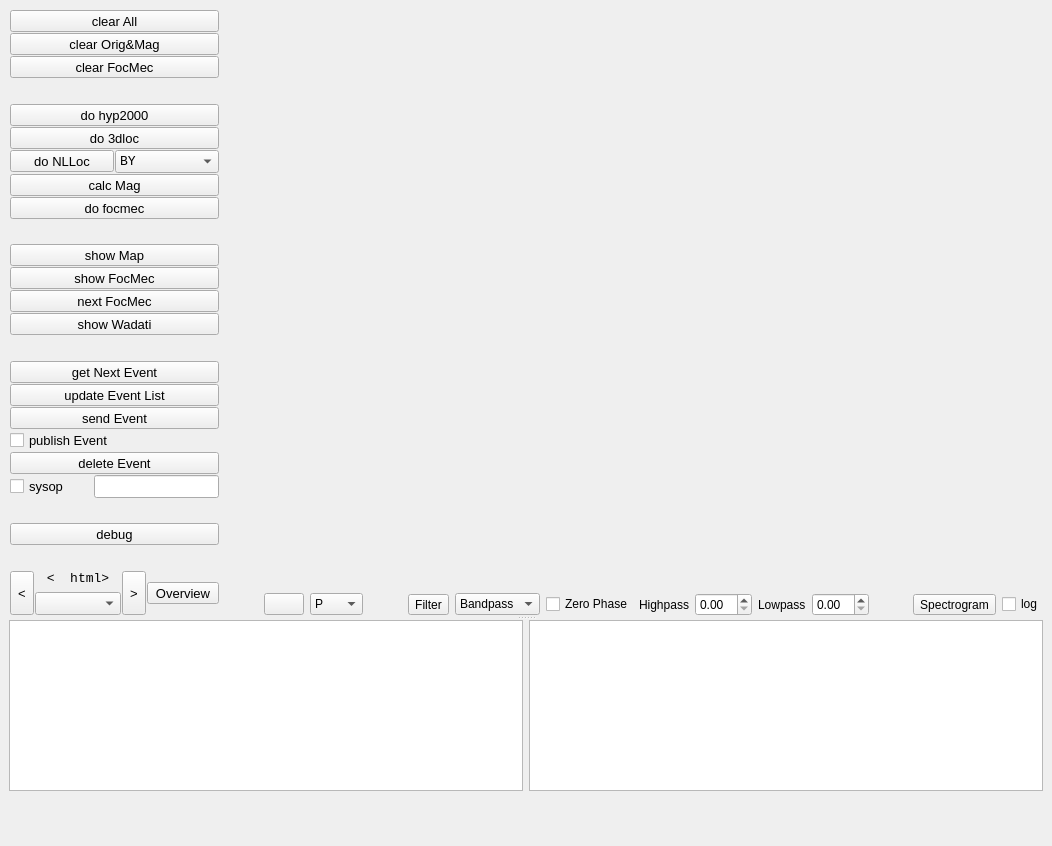
megies/obspyck, file apps/obspyck/obspyck_pyqt/qt_designer.ui: the form before one commit.
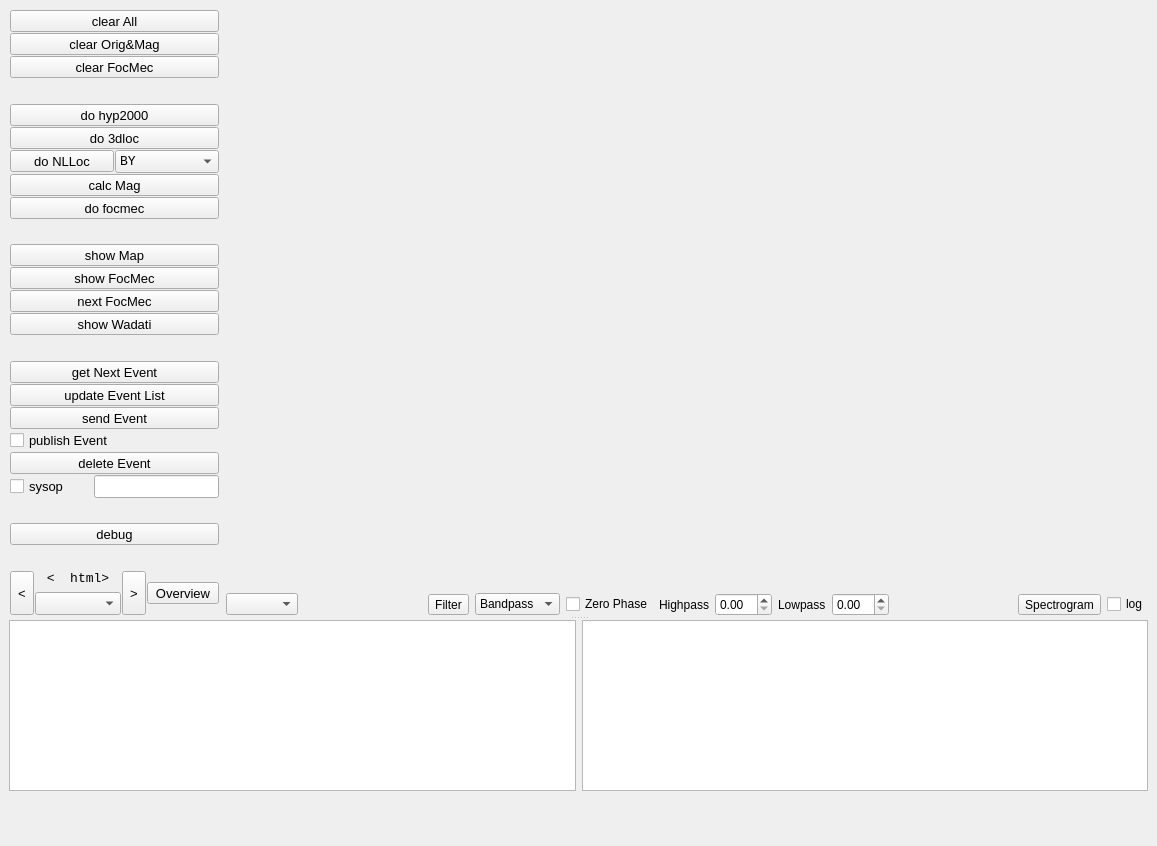
The form after the commit. Custom widgets are drawn as their Qt base class.

Commit message: Obspyck:  - The phase type color button was not working on OSX so the colors are now shown inside the phase type combobox.

The edit to the form file:
```diff
--- a/apps/obspyck/obspyck_pyqt/qt_designer.ui
+++ b/apps/obspyck/obspyck_pyqt/qt_designer.ui
@@ -1,11 +1,11 @@
 <ui version="4.0" >
  <class>qMainWindow_obsPyck</class>
- <widget class="QMainWindow" name="qMainWindow_obsPyck" >
-  <property name="geometry" >
+ <widget class="QMainWindow" name="qMainWindow_obsPyck">
+  <property name="geometry">
    <rect>
     <x>0</x>
     <y>0</y>
-    <width>1052</width>
+    <width>1157</width>
     <height>846</height>
    </rect>
   </property>
@@ -669,54 +669,13 @@
             <item>
              <layout class="QHBoxLayout" name="horizontalLayout_2" >
               <item>
-               <spacer name="horizontalSpacer" >
-                <property name="orientation" >
-                 <enum>Qt::Horizontal</enum>
-                </property>
-                <property name="sizeHint" stdset="0" >
-                 <size>
-                  <width>40</width>
-                  <height>20</height>
-                 </size>
-                </property>
-               </spacer>
-              </item>
-              <item>
-               <widget class="QPushButton" name="qPushButton_phaseType" >
-                <property name="focusPolicy" >
-                 <enum>Qt::NoFocus</enum>
-                </property>
-                <property name="text" >
-                 <string/>
-                </property>
-                <property name="flat" >
-                 <bool>false</bool>
-                </property>
-               </widget>
-              </item>
-              <item>
-               <widget class="QComboBox" name="qComboBox_phaseType" >
-                <property name="sizePolicy" >
-                 <sizepolicy vsizetype="Fixed" hsizetype="Minimum" >
+               <widget class="QComboBox" name="qComboBox_phaseType">
+                <property name="sizePolicy">
+                 <sizepolicy hsizetype="Minimum" vsizetype="Fixed">
                   <horstretch>0</horstretch>
                   <verstretch>0</verstretch>
                  </sizepolicy>
                 </property>
-                <item>
-                 <property name="text" >
-                  <string>P</string>
-                 </property>
-                </item>
-                <item>
-                 <property name="text" >
-                  <string>S</string>
-                 </property>
-                </item>
-                <item>
-                 <property name="text" >
-                  <string>Mag</string>
-                 </property>
-                </item>
                </widget>
               </item>
               <item>
```
Left out of the diff: 507 changed lines with no effect on the pictures. The commit also changes 3 other files.
